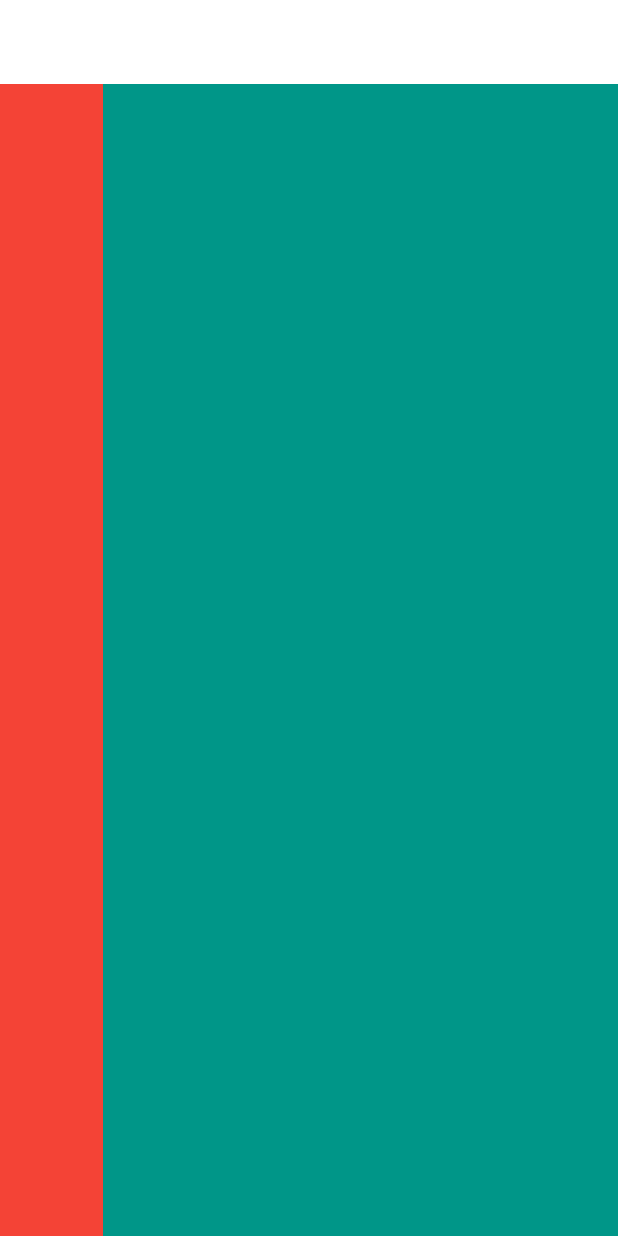
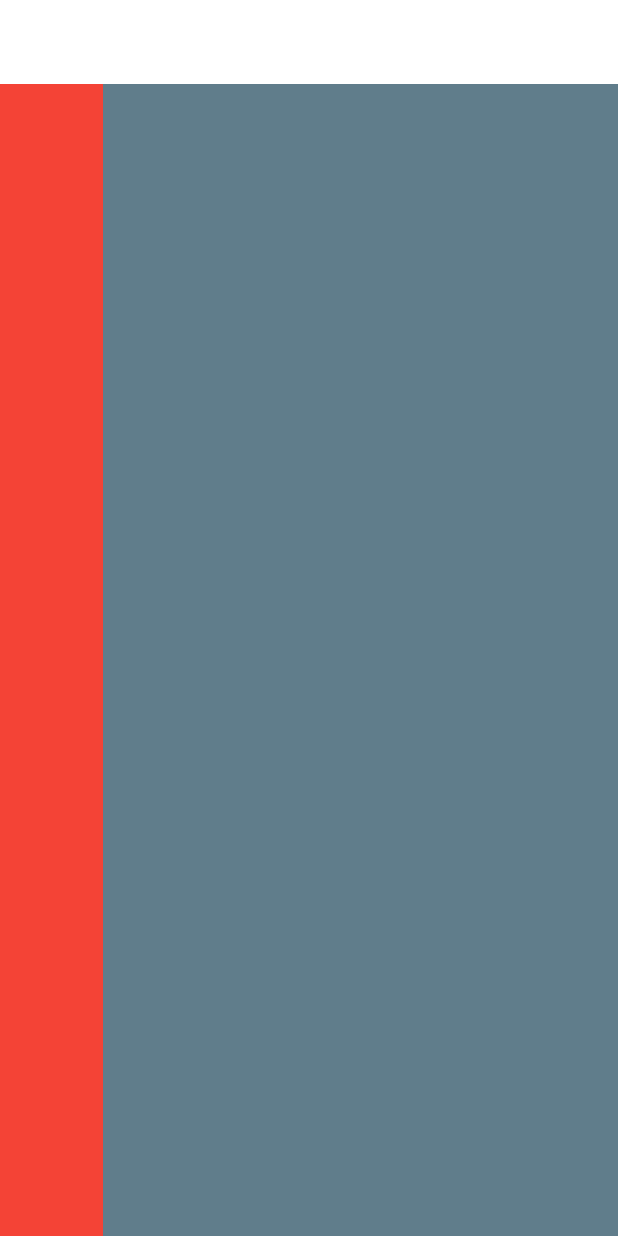
Before and after one commit to LukaszSztukiewicz/flutter-web-course-my, a Flutter app: the screen it shows after launch, on a phone screen of 412 x 824 dp. Run offline on Flutter 3.47's test engine with Material 2 defaults, Android fonts, the phone set to English and light mode, and no system bars; our stand-ins replace get, google_fonts.

Commit message:
Responsive

```diff
--- a/analysis_options.yaml
+++ b/analysis_options.yaml
@@ -22,6 +22,7 @@ linter:
   # `// ignore_for_file: name_of_lint` syntax on the line or in the file
   # producing the lint.
   rules:
+    prefer_const_constructors: false
     # avoid_print: false  # Uncomment to disable the `avoid_print` rule
     # prefer_single_quotes: true  # Uncomment to enable the `prefer_single_quotes` rule
 
--- a/lib/large_screen.dart
+++ b/lib/large_screen.dart
@@ -0,0 +1,25 @@
+import 'package:flutter/material.dart';
+
+class LargeScreen extends StatelessWidget {
+  const LargeScreen({Key? key}) : super(key: key);
+
+  @override
+  Widget build(BuildContext context) {
+    return Row(
+      children: [
+        Expanded(
+          flex: 1,
+          child: Container(
+            color: Colors.red,
+          ),
+        ),
+        Expanded(
+          flex: 5,
+          child: Container(
+            color: Colors.blueGrey,
+          ),
+        )
+      ],
+    );
+  }
+}
--- a/lib/sitelayout.dart
+++ b/lib/sitelayout.dart
@@ -1,4 +1,5 @@
 import 'package:flutter/material.dart';
+import 'package:flutterwebcourse/large_screen.dart';
 
 class SiteLayout extends StatelessWidget {
   const SiteLayout({Key? key}) : super(key: key);
@@ -10,22 +11,7 @@ class SiteLayout extends StatelessWidget {
         elevation: 0,
         backgroundColor: Colors.white,
       ),
-      body: Row(
-        children: [
-          Expanded(
-            flex: 1,
-            child: Container(
-              color: Colors.red,
-            ),
-          ),
-          Expanded(
-            flex: 5,
-            child: Container(
-              color: Colors.teal,
-            ),
-          )
-        ],
-      ),
+      body: LargeScreen(),
     );
   }
 }
```
Also changed, not shown: lib/helpers/responsivness.dart (added, +37 -0 lines), lib/small_screen.dart (added, +15 -0 lines).
